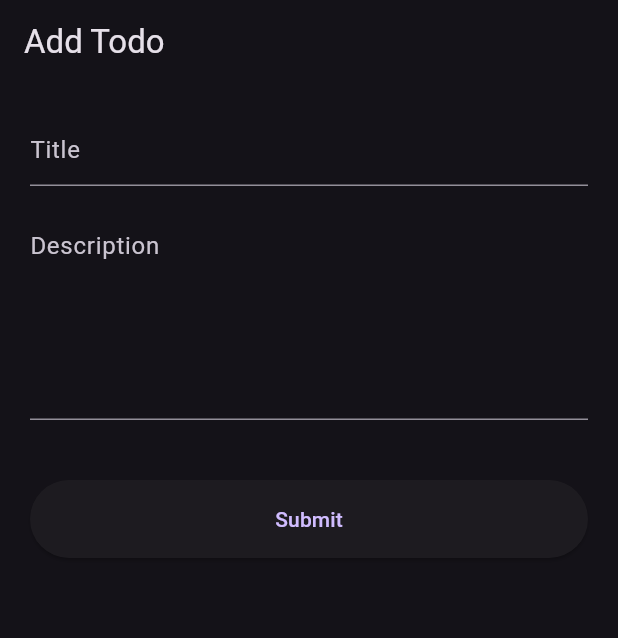
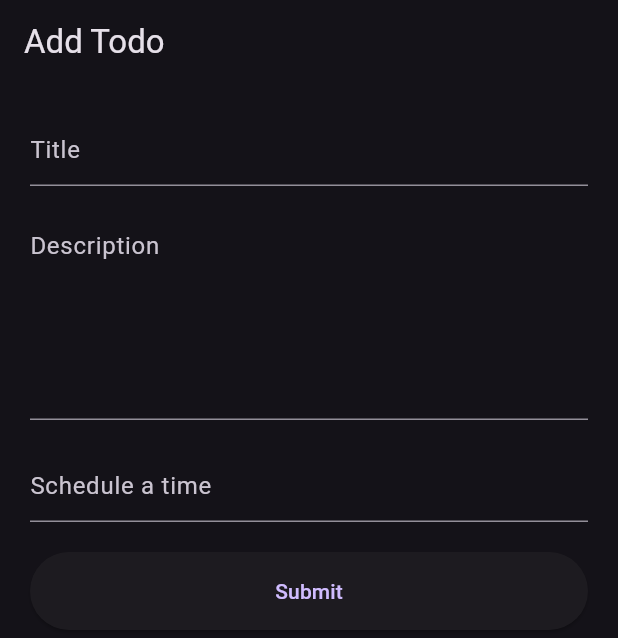
Before and after one commit to Ajwa2/todo_notify_app, a Flutter app: the AddTodoPage screen opened directly, on a phone screen of 412 x 824 dp. Shown: the top 638 px of the screen. Run offline on Flutter 3.47's test engine with Material 3 defaults, Android fonts, the phone set to English and light mode, and no system bars; network calls fail.

Commit message:
delet un wanted codes

```diff
--- a/todo_list_app/lib/screens/add_page.dart
+++ b/todo_list_app/lib/screens/add_page.dart
@@ -17,7 +17,7 @@ class AddTodoPage extends StatefulWidget {
 class _AddTodoPageState extends State<AddTodoPage> {
   TextEditingController titleController = TextEditingController();
   TextEditingController descriptionController = TextEditingController();
-
+  TextEditingController timeController = TextEditingController();
   bool isEdit = false;
 
   @override
@@ -28,10 +28,13 @@ class _AddTodoPageState extends State<AddTodoPage> {
       isEdit = true;
       final title = todo['title'];
       final description = todo['description'];
+     // final scheduled_for = todo['scheduled_for'];
       titleController.text = title;
       descriptionController.text = description;
+      //timeController.text = scheduled_for;
     }
   }
+
   @override
   Widget build(BuildContext context) {
     return Scaffold(
@@ -57,6 +60,10 @@ class _AddTodoPageState extends State<AddTodoPage> {
                     enforceWordLimit2(value, descriptionController)),
             const SizedBox(
               height: 20,
+            ),
+            TextField(
+              controller: timeController,
+              decoration: const InputDecoration(hintText: "Schedule a time"),
             ),
             //display the choosen date
             // Row(
@@ -192,7 +199,7 @@ class _AddTodoPageState extends State<AddTodoPage> {
       "title": title,
       "description": description,
       "is_completed": false,
-      "scheduled_for":scheduled_for,
+      "scheduled_for": scheduled_for,
     };
   }
 }
```
